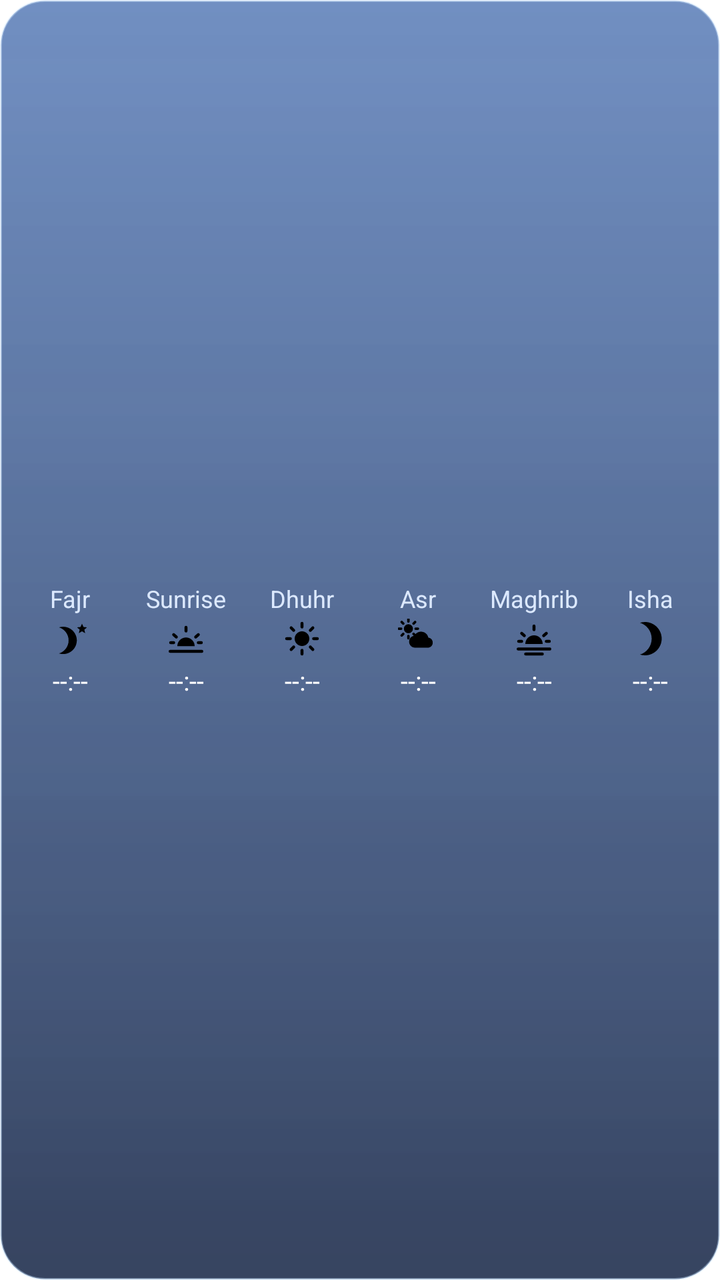
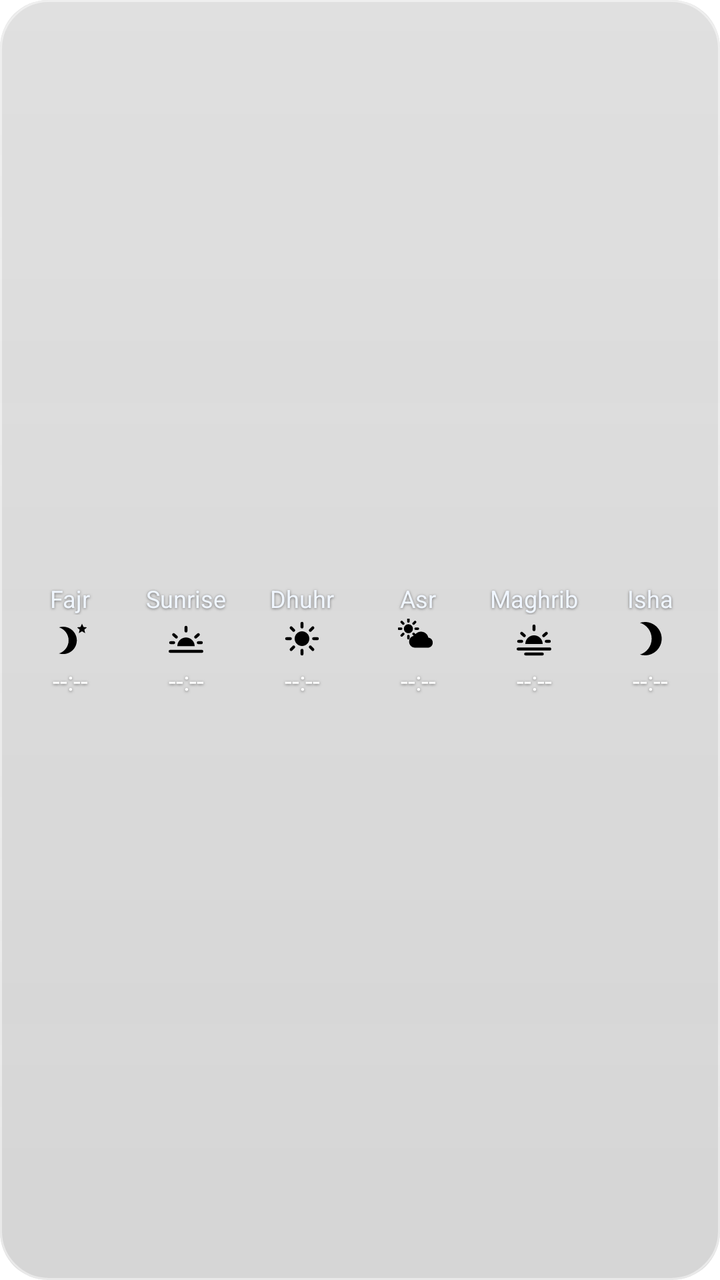

The first picture is an Android layout as it rendered before a commit; the second is the same layout after the commit. The layout source and the unified diff follow.
<!-- AndroidManifest.xml: application theme android:Theme.Translucent.NoTitleBar -->
<!-- res/layout/widget_prayer.xml -->
<?xml version="1.0" encoding="utf-8"?>
<LinearLayout xmlns:android="http://schemas.android.com/apk/res/android"
    android:id="@+id/root"
    android:layout_width="match_parent"
    android:layout_height="match_parent"
    android:background="@drawable/widget_bg"
    android:gravity="center"
    android:orientation="horizontal"
    android:padding="6dp">
        <LinearLayout
            android:id="@+id/col0"
            android:layout_width="0dp"
            android:layout_height="match_parent"
            android:layout_weight="1"
            android:layout_margin="2dp"
            android:gravity="center"
            android:orientation="vertical"
            android:paddingLeft="1dp"
            android:paddingRight="1dp">
            <TextView
                android:id="@+id/name0"
                android:layout_width="match_parent"
                android:layout_height="wrap_content"
                android:gravity="center"
                android:maxLines="1"
                android:text="Fajr"
                android:textColor="#DCE9FF"
                android:textSize="12sp" />
            <ImageView
                android:id="@+id/icon0"
                android:layout_width="20dp"
                android:layout_height="20dp"
                android:layout_marginTop="2dp"
                android:layout_marginBottom="2dp"
                android:contentDescription="@null"
                android:src="@drawable/ic_w_fajr" />
            <TextView
                android:id="@+id/time0"
                android:layout_width="match_parent"
                android:layout_height="wrap_content"
                android:gravity="center"
                android:maxLines="1"
                android:text="--:--"
                android:textColor="#FFFFFF"
                android:textSize="13sp" />
        </LinearLayout>
        <LinearLayout
            android:id="@+id/col1"
            android:layout_width="0dp"
            android:layout_height="match_parent"
            android:layout_weight="1"
            android:layout_margin="2dp"
            android:gravity="center"
            android:orientation="vertical"
            android:paddingLeft="1dp"
            android:paddingRight="1dp">
            <TextView
                android:id="@+id/name1"
                android:layout_width="match_parent"
                android:layout_height="wrap_content"
                android:gravity="center"
                android:maxLines="1"
                android:text="Sunrise"
                android:textColor="#DCE9FF"
                android:textSize="12sp" />
            <ImageView
                android:id="@+id/icon1"
                android:layout_width="20dp"
                android:layout_height="20dp"
                android:layout_marginTop="2dp"
                android:layout_marginBottom="2dp"
                android:contentDescription="@null"
                android:src="@drawable/ic_w_sunrise" />
            <TextView
                android:id="@+id/time1"
                android:layout_width="match_parent"
                android:layout_height="wrap_content"
                android:gravity="center"
                android:maxLines="1"
                android:text="--:--"
                android:textColor="#FFFFFF"
                android:textSize="13sp" />
        </LinearLayout>
        <LinearLayout
            android:id="@+id/col2"
            android:layout_width="0dp"
            android:layout_height="match_parent"
            android:layout_weight="1"
            android:layout_margin="2dp"
            android:gravity="center"
            android:orientation="vertical"
            android:paddingLeft="1dp"
            android:paddingRight="1dp">
            <TextView
                android:id="@+id/name2"
                android:layout_width="match_parent"
                android:layout_height="wrap_content"
                android:gravity="center"
                android:maxLines="1"
                android:text="Dhuhr"
                android:textColor="#DCE9FF"
                android:textSize="12sp" />
            <ImageView
                android:id="@+id/icon2"
                android:layout_width="20dp"
                android:layout_height="20dp"
                android:layout_marginTop="2dp"
                android:layout_marginBottom="2dp"
                android:contentDescription="@null"
                android:src="@drawable/ic_w_dhuhr" />
            <TextView
                android:id="@+id/time2"
                android:layout_width="match_parent"
                android:layout_height="wrap_content"
                android:gravity="center"
                android:maxLines="1"
                android:text="--:--"
                android:textColor="#FFFFFF"
                android:textSize="13sp" />
        </LinearLayout>
        <LinearLayout
            android:id="@+id/col3"
            android:layout_width="0dp"
            android:layout_height="match_parent"
            android:layout_weight="1"
            android:layout_margin="2dp"
            android:gravity="center"
            android:orientation="vertical"
            android:paddingLeft="1dp"
            android:paddingRight="1dp">
            <TextView
                android:id="@+id/name3"
                android:layout_width="match_parent"
                android:layout_height="wrap_content"
                android:gravity="center"
                android:maxLines="1"
                android:text="Asr"
                android:textColor="#DCE9FF"
                android:textSize="12sp" />
            <ImageView
                android:id="@+id/icon3"
                android:layout_width="20dp"
                android:layout_height="20dp"
                android:layout_marginTop="2dp"
                android:layout_marginBottom="2dp"
                android:contentDescription="@null"
                android:src="@drawable/ic_w_asr" />
            <TextView
                android:id="@+id/time3"
                android:layout_width="match_parent"
                android:layout_height="wrap_content"
                android:gravity="center"
                android:maxLines="1"
                android:text="--:--"
                android:textColor="#FFFFFF"
                android:textSize="13sp" />
        </LinearLayout>
        <LinearLayout
            android:id="@+id/col4"
            android:layout_width="0dp"
            android:layout_height="match_parent"
            android:layout_weight="1"
            android:layout_margin="2dp"
            android:gravity="center"
            android:orientation="vertical"
            android:paddingLeft="1dp"
            android:paddingRight="1dp">
            <TextView
                android:id="@+id/name4"
                android:layout_width="match_parent"
                android:layout_height="wrap_content"
                android:gravity="center"
                android:maxLines="1"
                android:text="Maghrib"
                android:textColor="#DCE9FF"
                android:textSize="12sp" />
            <ImageView
                android:id="@+id/icon4"
                android:layout_width="20dp"
                android:layout_height="20dp"
                android:layout_marginTop="2dp"
                android:layout_marginBottom="2dp"
                android:contentDescription="@null"
                android:src="@drawable/ic_w_maghrib" />
            <TextView
                android:id="@+id/time4"
                android:layout_width="match_parent"
                android:layout_height="wrap_content"
                android:gravity="center"
                android:maxLines="1"
                android:text="--:--"
                android:textColor="#FFFFFF"
                android:textSize="13sp" />
        </LinearLayout>
        <LinearLayout
            android:id="@+id/col5"
            android:layout_width="0dp"
            android:layout_height="match_parent"
            android:layout_weight="1"
            android:layout_margin="2dp"
            android:gravity="center"
            android:orientation="vertical"
            android:paddingLeft="1dp"
            android:paddingRight="1dp">
            <TextView
                android:id="@+id/name5"
                android:layout_width="match_parent"
                android:layout_height="wrap_content"
                android:gravity="center"
                android:maxLines="1"
                android:text="Isha"
                android:textColor="#DCE9FF"
                android:textSize="12sp" />
            <ImageView
                android:id="@+id/icon5"
                android:layout_width="20dp"
                android:layout_height="20dp"
                android:layout_marginTop="2dp"
                android:layout_marginBottom="2dp"
                android:contentDescription="@null"
                android:src="@drawable/ic_w_isha" />
            <TextView
                android:id="@+id/time5"
                android:layout_width="match_parent"
                android:layout_height="wrap_content"
                android:gravity="center"
                android:maxLines="1"
                android:text="--:--"
                android:textColor="#FFFFFF"
                android:textSize="13sp" />
        </LinearLayout>
</LinearLayout>
<!-- resources referenced by this layout -->
<resources>
  <!-- drawable ic_w_dhuhr (drawable) -->
  <?xml version="1.0" encoding="utf-8"?>
  <vector xmlns:android="http://schemas.android.com/apk/res/android"
      android:width="24dp" android:height="24dp" android:viewportWidth="24" android:viewportHeight="24">
      <path android:fillColor="#FF000000" android:pathData="M12,7.6a4.4,4.4 0 1,0 0,8.8a4.4,4.4 0 1,0 0,-8.8z" />
      <path android:strokeColor="#FF000000" android:strokeWidth="1.8" android:strokeLineCap="round" android:pathData="M12,2.8L12,5 M12,19L12,21.2 M2.8,12L5,12 M19,12L21.2,12 M5.5,5.5L7,7 M17,17L18.5,18.5 M5.5,18.5L7,17 M17,7L18.5,5.5" />
  </vector>
  <!-- drawable ic_w_isha (drawable) -->
  <?xml version="1.0" encoding="utf-8"?>
  <vector xmlns:android="http://schemas.android.com/apk/res/android"
      android:width="24dp" android:height="24dp" android:viewportWidth="24" android:viewportHeight="24">
      <path android:fillColor="#FF000000" android:pathData="M9,2c-1.05,0 -2.05,0.16 -3,0.46 4.06,1.27 7,5.06 7,9.54 0,4.48 -2.94,8.27 -7,9.54 0.95,0.3 1.95,0.46 3,0.46 5.52,0 10,-4.48 10,-10S14.52,2 9,2z" />
  </vector>
  <!-- drawable ic_w_maghrib (drawable) -->
  <?xml version="1.0" encoding="utf-8"?>
  <vector xmlns:android="http://schemas.android.com/apk/res/android"
      android:width="24dp" android:height="24dp" android:viewportWidth="24" android:viewportHeight="24">
      <path android:fillColor="#FF000000" android:pathData="M6.8,15.2a5.2,5.2 0 0,1 10.4,0z" />
      <path android:strokeColor="#FF000000" android:strokeWidth="1.8" android:strokeLineCap="round" android:pathData="M2.5,18.2L21.5,18.2 M7,21.2L17,21.2 M12,4.4L12,6.6 M4.6,8.8L6.2,10.2 M19.4,8.8L17.8,10.2 M2.8,13.6L4.6,13.6 M19.4,13.6L21.2,13.6" />
  </vector>
  <!-- drawable ic_w_sunrise (drawable) -->
  <?xml version="1.0" encoding="utf-8"?>
  <vector xmlns:android="http://schemas.android.com/apk/res/android"
      android:width="24dp" android:height="24dp" android:viewportWidth="24" android:viewportHeight="24">
      <path android:fillColor="#FF000000" android:pathData="M6.8,16.5a5.2,5.2 0 0,1 10.4,0z" />
      <path android:strokeColor="#FF000000" android:strokeWidth="1.8" android:strokeLineCap="round" android:pathData="M2.5,19.6L21.5,19.6 M12,5.2L12,7.4 M4.6,9.6L6.2,11 M19.4,9.6L17.8,11 M2.8,14.4L4.6,14.4 M19.4,14.4L21.2,14.4" />
  </vector>
  <!-- drawable widget_bg (drawable) -->
  <?xml version="1.0" encoding="utf-8"?>
  <layer-list xmlns:android="http://schemas.android.com/apk/res/android">
      <item>
          <shape android:shape="rectangle">
              <gradient android:angle="270" android:startColor="#CC21509F" android:endColor="#D00A1A3C" />
              <corners android:radius="22dp" />
              <stroke android:width="1dp" android:color="#66C4E1FF" />
          </shape>
      </item>
      <item android:bottom="34dp">
          <shape android:shape="rectangle">
              <gradient android:angle="270" android:startColor="#33FFFFFF" android:endColor="#00FFFFFF" />
              <corners android:topLeftRadius="22dp" android:topRightRadius="22dp" android:bottomLeftRadius="0dp" android:bottomRightRadius="0dp" />
          </shape>
      </item>
  </layer-list>
  <!-- unchanged entries left out for length: 2 -->
</resources>

<!-- the commit's change to res/layout/widget_prayer.xml (unified diff, before → after) -->
@@ -23,8 +23,12 @@
                 android:layout_height="wrap_content"
                 android:gravity="center"
                 android:maxLines="1"
+                android:shadowColor="#80000000"
+                android:shadowDx="0"
+                android:shadowDy="1"
+                android:shadowRadius="3"
                 android:text="Fajr"
-                android:textColor="#DCE9FF"
+                android:textColor="#F0F6FF"
                 android:textSize="12sp" />
             <ImageView
                 android:id="@+id/icon0"
@@ -40,6 +44,10 @@
                 android:layout_height="wrap_content"
                 android:gravity="center"
                 android:maxLines="1"
+                android:shadowColor="#80000000"
+                android:shadowDx="0"
+                android:shadowDy="1"
+                android:shadowRadius="3"
                 android:text="--:--"
                 android:textColor="#FFFFFF"
                 android:textSize="13sp" />
@@ -60,8 +68,12 @@
                 android:layout_height="wrap_content"
                 android:gravity="center"
                 android:maxLines="1"
+                android:shadowColor="#80000000"
+                android:shadowDx="0"
+                android:shadowDy="1"
+                android:shadowRadius="3"
                 android:text="Sunrise"
-                android:textColor="#DCE9FF"
+                android:textColor="#F0F6FF"
                 android:textSize="12sp" />
             <ImageView
                 android:id="@+id/icon1"
@@ -77,6 +89,10 @@
                 android:layout_height="wrap_content"
                 android:gravity="center"
                 android:maxLines="1"
+                android:shadowColor="#80000000"
+                android:shadowDx="0"
+                android:shadowDy="1"
+                android:shadowRadius="3"
                 android:text="--:--"
                 android:textColor="#FFFFFF"
                 android:textSize="13sp" />
@@ -97,8 +113,12 @@
                 android:layout_height="wrap_content"
                 android:gravity="center"
                 android:maxLines="1"
+                android:shadowColor="#80000000"
+                android:shadowDx="0"
+                android:shadowDy="1"
+                android:shadowRadius="3"
                 android:text="Dhuhr"
-                android:textColor="#DCE9FF"
+                android:textColor="#F0F6FF"
                 android:textSize="12sp" />
             <ImageView
                 android:id="@+id/icon2"
@@ -114,6 +134,10 @@
                 android:layout_height="wrap_content"
                 android:gravity="center"
                 android:maxLines="1"
+                android:shadowColor="#80000000"
+                android:shadowDx="0"
+                android:shadowDy="1"
+                android:shadowRadius="3"
                 android:text="--:--"
                 android:textColor="#FFFFFF"
                 android:textSize="13sp" />
@@ -134,8 +158,12 @@
                 android:layout_height="wrap_content"
                 android:gravity="center"
                 android:maxLines="1"
+                android:shadowColor="#80000000"
+                android:shadowDx="0"
+                android:shadowDy="1"
+                android:shadowRadius="3"
                 android:text="Asr"
-                android:textColor="#DCE9FF"
+                android:textColor="#F0F6FF"
                 android:textSize="12sp" />
             <ImageView
                 android:id="@+id/icon3"
@@ -151,6 +179,10 @@
                 android:layout_height="wrap_content"
                 android:gravity="center"
                 android:maxLines="1"
+                android:shadowColor="#80000000"
+                android:shadowDx="0"
+                android:shadowDy="1"
+                android:shadowRadius="3"
                 android:text="--:--"
                 android:textColor="#FFFFFF"
                 android:textSize="13sp" />
@@ -171,8 +203,12 @@
                 android:layout_height="wrap_content"
                 android:gravity="center"
                 android:maxLines="1"
+                android:shadowColor="#80000000"
+                android:shadowDx="0"
+                android:shadowDy="1"
+                android:shadowRadius="3"
                 android:text="Maghrib"
-                android:textColor="#DCE9FF"
+                android:textColor="#F0F6FF"
                 android:textSize="12sp" />
             <ImageView
                 android:id="@+id/icon4"
@@ -188,6 +224,10 @@
                 android:layout_height="wrap_content"
                 android:gravity="center"
                 android:maxLines="1"
+                android:shadowColor="#80000000"
+                android:shadowDx="0"
+                android:shadowDy="1"
+                android:shadowRadius="3"
                 android:text="--:--"
                 android:textColor="#FFFFFF"
                 android:textSize="13sp" />
@@ -208,8 +248,12 @@
                 android:layout_height="wrap_content"
                 android:gravity="center"
                 android:maxLines="1"
+                android:shadowColor="#80000000"
+                android:shadowDx="0"
+                android:shadowDy="1"
+                android:shadowRadius="3"
                 android:text="Isha"
-                android:textColor="#DCE9FF"
+                android:textColor="#F0F6FF"
                 android:textSize="12sp" />
             <ImageView
                 android:id="@+id/icon5"
@@ -225,6 +269,10 @@
                 android:layout_height="wrap_content"
                 android:gravity="center"
                 android:maxLines="1"
+                android:shadowColor="#80000000"
+                android:shadowDx="0"
+                android:shadowDy="1"
+                android:shadowRadius="3"
                 android:text="--:--"
                 android:textColor="#FFFFFF"
                 android:textSize="13sp" />
<!-- resource entries referenced after the edit -->
@@ -30,17 +30,32 @@
   <!-- drawable widget_bg (drawable) -->
   <?xml version="1.0" encoding="utf-8"?>
   <layer-list xmlns:android="http://schemas.android.com/apk/res/android">
+      
       <item>
           <shape android:shape="rectangle">
-              <gradient android:angle="270" android:startColor="#CC21509F" android:endColor="#D00A1A3C" />
-              <corners android:radius="22dp" />
-              <stroke android:width="1dp" android:color="#66C4E1FF" />
+              <solid android:color="#2E000000" />
+              <corners android:radius="24dp" />
           </shape>
       </item>
-      <item android:bottom="34dp">
+      
+      <item>
           <shape android:shape="rectangle">
-              <gradient android:angle="270" android:startColor="#33FFFFFF" android:endColor="#00FFFFFF" />
-              <corners android:topLeftRadius="22dp" android:topRightRadius="22dp" android:bottomLeftRadius="0dp" android:bottomRightRadius="0dp" />
+              <solid android:color="#1AFFFFFF" />
+              <corners android:radius="24dp" />
+          </shape>
+      </item>
+      
+      <item android:bottom="40dp">
+          <shape android:shape="rectangle">
+              <gradient android:angle="270" android:startColor="#3AFFFFFF" android:endColor="#00FFFFFF" />
+              <corners android:topLeftRadius="24dp" android:topRightRadius="24dp" />
+          </shape>
+      </item>
+      
+      <item>
+          <shape android:shape="rectangle">
+              <stroke android:width="1dp" android:color="#78FFFFFF" />
+              <corners android:radius="24dp" />
           </shape>
       </item>
   </layer-list>
